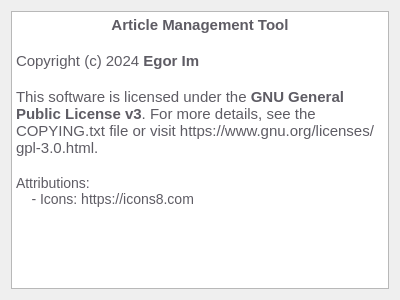
eg0rim/amt, file amt/views/ui/aboutDialog.ui: the form before one commit.
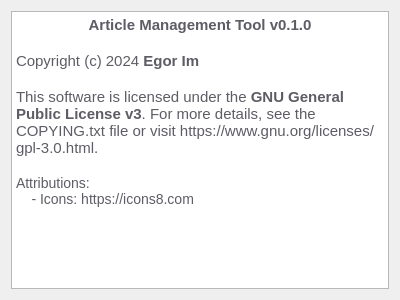
The form after the commit.

```diff
--- a/amt/views/ui/aboutDialog.ui
+++ b/amt/views/ui/aboutDialog.ui
@@ -30,7 +30,7 @@
 li.unchecked::marker { content: &quot;\2610&quot;; }
 li.checked::marker { content: &quot;\2612&quot;; }
 &lt;/style&gt;&lt;/head&gt;&lt;body style=&quot; font-family:'Ubuntu Sans'; font-size:11pt; font-weight:400; font-style:normal;&quot;&gt;
-&lt;p align=&quot;center&quot; style=&quot; margin-top:0px; margin-bottom:0px; margin-left:0px; margin-right:0px; -qt-block-indent:0; text-indent:0px;&quot;&gt;&lt;span style=&quot; font-weight:700; color:#5e5c64;&quot;&gt;Article Management Tool&lt;/span&gt;&lt;/p&gt;
+&lt;p align=&quot;center&quot; style=&quot; margin-top:0px; margin-bottom:0px; margin-left:0px; margin-right:0px; -qt-block-indent:0; text-indent:0px;&quot;&gt;&lt;span style=&quot; font-weight:700; color:#5e5c64;&quot;&gt;Article Management Tool v0.1.0&lt;/span&gt;&lt;/p&gt;
 &lt;p style=&quot;-qt-paragraph-type:empty; margin-top:0px; margin-bottom:0px; margin-left:0px; margin-right:0px; -qt-block-indent:0; text-indent:0px; color:#5e5c64;&quot;&gt;&lt;br /&gt;&lt;/p&gt;
 &lt;p style=&quot; margin-top:0px; margin-bottom:0px; margin-left:0px; margin-right:0px; -qt-block-indent:0; text-indent:0px;&quot;&gt;&lt;span style=&quot; color:#5e5c64;&quot;&gt;Copyright (c) 2024 &lt;/span&gt;&lt;span style=&quot; font-weight:700; color:#5e5c64;&quot;&gt;Egor Im&lt;/span&gt;&lt;/p&gt;
 &lt;p style=&quot;-qt-paragraph-type:empty; margin-top:0px; margin-bottom:0px; margin-left:0px; margin-right:0px; -qt-block-indent:0; text-indent:0px; color:#5e5c64;&quot;&gt;&lt;br /&gt;&lt;/p&gt;
```
